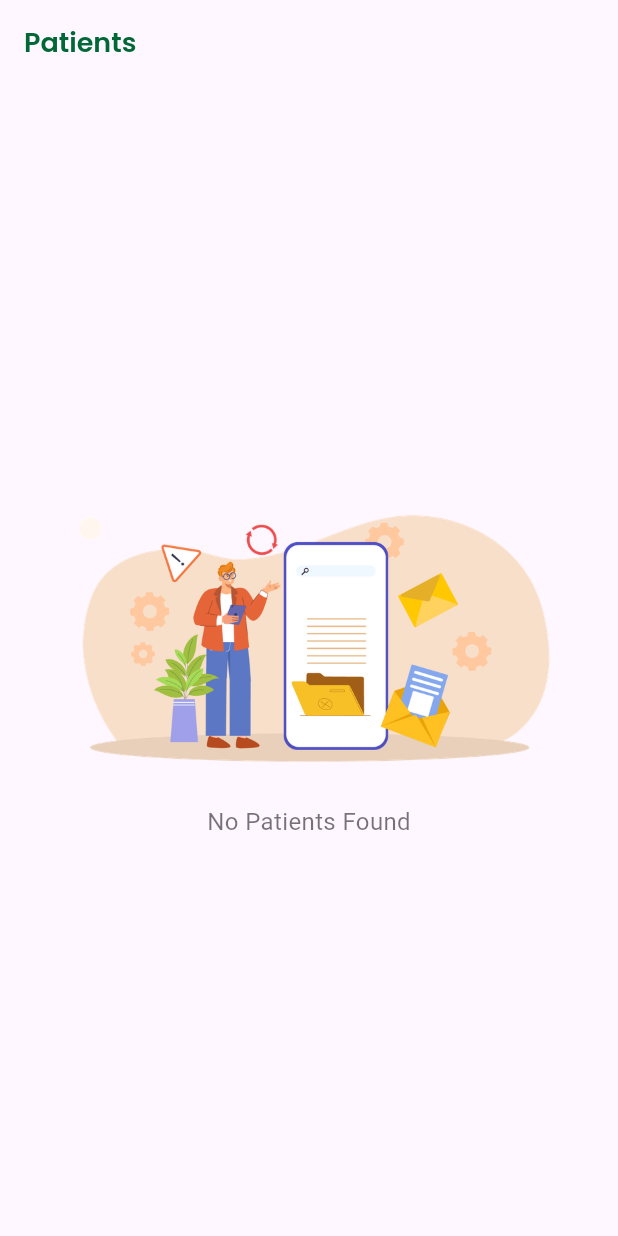
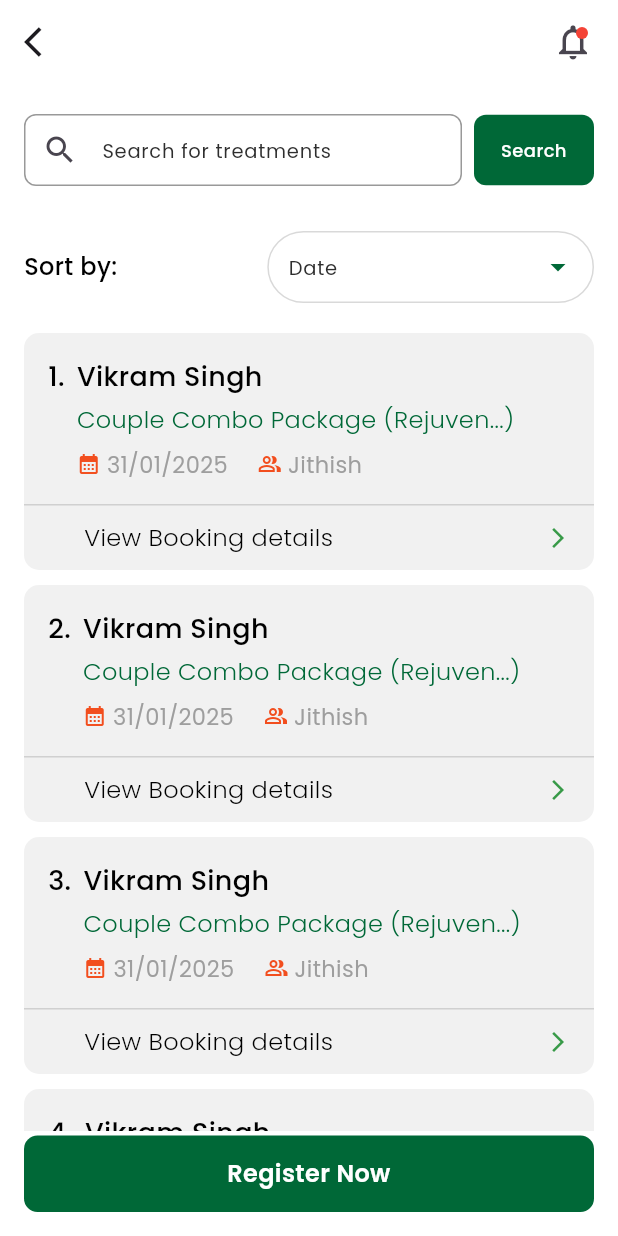
Before and after one commit to Jaseelamktgi/amritha_ayurvedha, a Flutter app: the screen it shows after launch, on a phone screen of 412 x 824 dp. Run offline on Flutter 3.47's test engine with Material 3 defaults, Android fonts, the phone set to English and light mode, and no system bars; our stand-ins replace dio, shared_preferences; network calls fail.

Commit message:
treatments models, api call, ui added

```diff
--- a/lib/data/models/patient_model.dart
+++ b/lib/data/models/patient_model.dart
@@ -1,17 +1,209 @@
+// import 'dart:convert';
+
+// PatientResponse patientResponseFromJson(String str) =>
+//     PatientResponse.fromJson(json.decode(str));
+
+// class PatientResponse {
+//   final bool? status;
+//   final String? message;
+//   final List<Patient>? patients;
+
+//   PatientResponse({this.status, this.message, this.patients});
+
+//   factory PatientResponse.fromJson(Map<String, dynamic> json) =>
+//       PatientResponse(
+//         status: json["status"] ?? false,
+//         message: json["message"] ?? "",
+//         patients: json["patient"] == null
+//             ? []
+//             : List<Patient>.from(
+//                 json["patient"].map((x) => Patient.fromJson(x)),
+//               ),
+//       );
+// }
+
+// class Patient {
+//   final int? id;
+//   final List<PatientDetails>? patientDetails;
+//   final Branch? branch;
+//   final String? user;
+//   final String? payment;
+//   final String? name;
+//   final String? phone;
+//   final String? address;
+//   final dynamic price;
+//   final num? totalAmount;
+//   final num? discountAmount;
+//   final num? advanceAmount;
+//   final num? balanceAmount;
+//   final String? dateNdTime;
+//   final bool? isActive;
+//   final String? createdAt;
+//   final String? updatedAt;
+
+//   Patient({
+//     this.id,
+//     this.patientDetails,
+//     this.branch,
+//     this.user,
+//     this.payment,
+//     this.name,
+//     this.phone,
+//     this.address,
+//     this.price,
+//     this.totalAmount,
+//     this.discountAmount,
+//     this.advanceAmount,
+//     this.balanceAmount,
+//     this.dateNdTime,
+//     this.isActive,
+//     this.createdAt,
+//     this.updatedAt,
+//   });
+
+//   factory Patient.fromJson(Map<String, dynamic> json) => Patient(
+//     id: json["id"] ?? 0,
+//     patientDetails: json["patientdetails_set"] == null
+//         ? []
+//         : List<PatientDetails>.from(
+//             json["patientdetails_set"].map((x) => PatientDetails.fromJson(x)),
+//           ),
+//     branch: json["branch"] != null ? Branch.fromJson(json["branch"]) : null,
+//     user: json["user"],
+//     payment: json["payment"],
+//     name: json["name"],
+//     phone: json["phone"],
+//     address: json["address"],
+//     price: json["price"],
+//     totalAmount: json["total_amount"],
+//     discountAmount: json["discount_amount"],
+//     advanceAmount: json["advance_amount"],
+//     balanceAmount: json["balance_amount"],
+//     dateNdTime: json["date_nd_time"],
+//     isActive: json["is_active"],
+//     createdAt: json["created_at"],
+//     updatedAt: json["updated_at"],
+//   );
+// }
+
+// class PatientDetails {
+//   final int? id;
+//   final dynamic male;
+//   final dynamic female;
+//   final int? patient;
+//   final int? treatment;
+//   final String? treatmentName;
+
+//   PatientDetails({
+//     this.id,
+//     this.male,
+//     this.female,
+//     this.patient,
+//     this.treatment,
+//     this.treatmentName,
+//   });
+
+//   factory PatientDetails.fromJson(Map<String, dynamic> json) => PatientDetails(
+//     id: json["id"] ?? 0,
+//     male: json["male"],
+//     female: json["female"],
+//     patient: json["patient"] ?? 0,
+//     treatment: json["treatment"],
+//     treatmentName: json["treatment_name"],
+//   );
+// }
+
+// class Branch {
+//   final int? id;
+//   final String? name;
+//   final int? patientsCount;
+//   final String? location;
+//   final String? phone;
+//   final String? mail;
+//   final String? address;
+//   final String? gst;
+//   final bool? isActive;
+
+//   Branch({
+//     this.id,
+//     this.name,
+//     this.patientsCount,
+//     this.location,
+//     this.phone,
+//     this.mail,
+//     this.address,
+//     this.gst,
+//     this.isActive,
+//   });
+
+//   factory Branch.fromJson(Map<String, dynamic> json) => Branch(
+//     id: json["id"] ?? 0,
+//     name: json["name"],
+//     patientsCount: json["patients_count"],
+//     location: json["location"],
+//     phone: json["phone"],
+//     mail: json["mail"],
+//     address: json["address"],
+//     gst: json["gst"],
+//     isActive: json["is_active"],
+//   );
+// }
+
+
+
 import 'dart:convert';
 
+/// -------------------- Branch (Shared) --------------------
+class Branch {
+  int? id;
+  String? name;
+  int? patientsCount;
+  String? location;
+  String? phone;
+  String? mail;
+  String? address;
+  String? gst;
+  bool? isActive;
+
+  Branch({
+    this.id,
+    this.name,
+    this.patientsCount,
+    this.location,
+    this.phone,
+    this.mail,
+    this.address,
+    this.gst,
+    this.isActive,
+  });
+
+  factory Branch.fromJson(Map<String, dynamic> json) => Branch(
+        id: json['id'] as int?,
+        name: json['name'] as String?,
+        patientsCount: json['patients_count'] as int?,
+        location: json['location'] as String?,
+        phone: json['phone'] as String?,
+        mail: json['mail'] as String?,
+        address: json['address'] as String?,
+        gst: json['gst'] as String?,
+        isActive: json['is_active'] as bool?,
+      );
+
+
+}
+
+/// -------------------- Patient Models --------------------
 PatientResponse patientResponseFromJson(String str) =>
     PatientResponse.fromJson(json.decode(str));
 
 class PatientResponse {
-  final bool? status;
-  final String? message;
-  final List<Patient>? patients;
+  bool? status;
+  String? message;
+  List<Patient>? patients;
 
   PatientResponse({this.status, this.message, this.patients});
 
-  factory PatientResponse.fromJson(Map<String, dynamic> json) =>
-      PatientResponse(
+  factory PatientResponse.fromJson(Map<String, dynamic> json) => PatientResponse(
         status: json["status"] ?? false,
         message: json["message"] ?? "",
         patients: json["patient"] == null
@@ -23,23 +215,23 @@ class PatientResponse {
 }
 
 class Patient {
-  final int? id;
-  final List<PatientDetails>? patientDetails;
-  final Branch? branch;
-  final String? user;
-  final String? payment;
-  final String? name;
-  final String? phone;
-  final String? address;
-  final dynamic price;
-  final num? totalAmount;
-  final num? discountAmount;
-  final num? advanceAmount;
-  final num? balanceAmount;
-  final String? dateNdTime;
-  final bool? isActive;
-  final String? createdAt;
-  final String? updatedAt;
+  int? id;
+  List<PatientDetails>? patientDetails;
+  Branch? branch;
+  String? user;
+  String? payment;
+  String? name;
+  String? phone;
+  String? address;
+  dynamic price;
+  num? totalAmount;
+  num? discountAmount;
+  num? advanceAmount;
+  num? balanceAmount;
+  String? dateNdTime;
+  bool? isActive;
+  String? createdAt;
+  String? updatedAt;
 
   Patient({
     this.id,
@@ -87,12 +279,12 @@ class Patient {
 }
 
 class PatientDetails {
-  final int? id;
-  final dynamic male;
-  final dynamic female;
-  final int? patient;
-  final int? treatment;
-  final String? treatmentName;
+  int? id;
+  dynamic male;
+  dynamic female;
+  int? patient;
+  int? treatment;
+  String? treatmentName;
 
   PatientDetails({
     this.id,
@@ -112,39 +304,3 @@ class PatientDetails {
         treatmentName: json["treatment_name"],
       );
 }
-
-class Branch {
-  final int? id;
-  final String? name;
-  final int? patientsCount;
-  final String? location;
-  final String? phone;
-  final String? mail;
-  final String? address;
-  final String? gst;
-  final bool? isActive;
-
-  Branch({
-    this.id,
-    this.name,
-    this.patientsCount,
-    this.location,
-    this.phone,
-    this.mail,
-    this.address,
-    this.gst,
-    this.isActive,
-  });
-
-  factory Branch.fromJson(Map<String, dynamic> json) => Branch(
-    id: json["id"] ?? 0,
-    name: json["name"],
-    patientsCount: json["patients_count"],
-    location: json["location"],
-    phone: json["phone"],
-    mail: json["mail"],
-    address: json["address"],
-    gst: json["gst"],
-    isActive: json["is_active"],
-  );
-}
--- /dev/null
+++ b/lib/data/models/treatment_model.dart
@@ -0,0 +1,60 @@
+import 'dart:convert';
+
+import 'package:amritha_ayurvedha/data/models/patient_model.dart';
+
+TreatmentResponse treatmentResponseFromJson(String str) =>
+    TreatmentResponse.fromJson(json.decode(str));
+
+class TreatmentResponse {
+  bool? status;
+  String? message;
+  List<Treatment>? treatments;
+
+  TreatmentResponse({this.status, this.message, this.treatments});
+
+  factory TreatmentResponse.fromJson(Map<String, dynamic> json) =>
+      TreatmentResponse(
+        status: json['status'] as bool?,
+        message: json['message'] as String?,
+        treatments: (json['treatments'] as List<dynamic>?)
+            ?.map((e) => Treatment.fromJson(e))
+            .toList(),
+      );
+}
+
+class Treatment {
+  int? id;
+  List<Branch>? branches;
+  String? name;
+  String? duration;
+  int? price;
+  bool? isActive;
+  String? createdAt;
+  String? updatedAt;
+
+  Treatment({
+    this.id,
+    this.branches,
+    this.name,
+    this.duration,
+    this.price,
+    this.isActive,
+    this.createdAt,
+    this.updatedAt,
+  });
+
+  factory Treatment.fromJson(Map<String, dynamic> json) => Treatment(
+    id: json['id'] as int?,
+    branches: (json['branches'] as List<dynamic>?)
+        ?.map((e) => Branch.fromJson(e))
+        .toList(),
+    name: json['name'] as String?,
+    duration: json['duration'] as String?,
+    price: json['price'] is int
+        ? json['price']
+        : int.tryParse(json['price'].toString()),
+    isActive: json['is_active'] as bool?,
+    createdAt: json['created_at'] as String?,
+    updatedAt: json['updated_at'] as String?,
+  );
+}
--- /dev/null
+++ b/lib/data/repositories/treatment_repository.dart
@@ -0,0 +1,36 @@
+import 'package:amritha_ayurvedha/core/api/api_paths.dart';
+import 'package:amritha_ayurvedha/core/api/api_service.dart';
+import 'package:amritha_ayurvedha/data/models/treatment_model.dart';
+
+abstract class TreatmentRepository {
+  Future<TreatmentResponse> fetchTreatments();
+}
+
+class TreatmentRepositoryImpl implements TreatmentRepository {
+  final ApiService apiService;
+
+  TreatmentRepositoryImpl({required this.apiService});
+
+  @override
+  Future<TreatmentResponse> fetchTreatments() async {
+    try {
+      final response = await apiService.get(ApiPaths.treatmentList);
+
+      if (response.statusCode == 200) {
+        return TreatmentResponse.fromJson(response.data);
+      } else {
+        return TreatmentResponse(
+          status: false,
+          message: "Failed to fetch treatments",
+          treatments: [],
+        );
+      }
+    } catch (e) {
+      return TreatmentResponse(
+        status: false,
+        message: "Error: $e",
+        treatments: [],
+      );
+    }
+  }
+}
--- a/lib/main.dart
+++ b/lib/main.dart
@@ -1,7 +1,9 @@
 import 'package:amritha_ayurvedha/core/api/api_service.dart';
 import 'package:amritha_ayurvedha/data/repositories/patient_repository.dart';
+import 'package:amritha_ayurvedha/data/repositories/treatment_repository.dart';
 import 'package:amritha_ayurvedha/presentation/providers/patient_provider.dart';
-import 'package:amritha_ayurvedha/presentation/screens/home_screen.dart';
+import 'package:amritha_ayurvedha/presentation/providers/treatment_provider.dart';
+import 'package:amritha_ayurvedha/presentation/screens/treatment_screen.dart';
 import 'package:flutter/material.dart';
 import 'package:provider/provider.dart';
 import 'presentation/providers/auth_provider.dart';
@@ -14,6 +16,13 @@
         ChangeNotifierProvider(
           create: (_) => PatientProvider(
             repository: PatientRepositoryImpl(apiService: ApiService.instance),
+          ),
+        ),
+        ChangeNotifierProvider(
+          create: (_) => TreatmentProvider(
+            repository: TreatmentRepositoryImpl(
+              apiService: ApiService.instance,
+            ),
           ),
         ),
       ],
@@ -31,7 +40,7 @@
       title: 'Amritha Ayurvedha',
       debugShowCheckedModeBanner: false,
       theme: ThemeData(primarySwatch: Colors.green),
-      home: const HomeScreen(),
+      home: const TreatmentScreen(),
     );
   }
 }
--- /dev/null
+++ b/lib/presentation/providers/treatment_provider.dart
@@ -0,0 +1,35 @@
+import 'package:flutter/material.dart';
+import 'package:amritha_ayurvedha/data/models/treatment_model.dart';
+import 'package:amritha_ayurvedha/data/repositories/treatment_repository.dart';
+
+class TreatmentProvider with ChangeNotifier {
+  final TreatmentRepository repository;
+
+  TreatmentProvider({required this.repository});
+
+  bool _isLoading = false;
+  List<Treatment> _treatments = [];
+  String? _errorMessage;
+
+  bool get isLoading => _isLoading;
+  List<Treatment> get treatments => _treatments;
+  String? get errorMessage => _errorMessage;
+
+  Future<void> fetchTreatments() async {
+    _isLoading = true;
+    _errorMessage = null;
+    notifyListeners();
+
+    final result = await repository.fetchTreatments();
+
+    if (result.status == true) {
+      _treatments = result.treatments ?? [];
+    } else {
+      _treatments = [];
+      _errorMessage = result.message;
+    }
+
+    _isLoading = false;
+    notifyListeners();
+  }
+}
--- /dev/null
+++ b/lib/presentation/screens/treatment_screen.dart
@@ -0,0 +1,271 @@
+import 'package:amritha_ayurvedha/core/constants/font_strings.dart';
+import 'package:amritha_ayurvedha/core/extensions/margin_extn.dart';
+import 'package:amritha_ayurvedha/presentation/providers/treatment_provider.dart';
+import 'package:amritha_ayurvedha/presentation/widgets/app_button.dart';
+import 'package:amritha_ayurvedha/presentation/widgets/app_text.dart';
+import 'package:amritha_ayurvedha/presentation/widgets/app_textfiled.dart';
+import 'package:flutter/material.dart';
+import 'package:provider/provider.dart';
+
+class TreatmentScreen extends StatelessWidget {
+  const TreatmentScreen({super.key});
+
+  @override
+  Widget build(BuildContext context) {
+    Future.microtask(() => context.read<TreatmentProvider>().fetchTreatments());
+    final bookings = List.generate(
+      10,
+      (index) => {
+        "name": "Vikram Singh",
+        "package": "Couple Combo Package (Rejuven...)",
+        "date": "31/01/2025",
+        "person": "Jithish",
+      },
+    );
+
+    return Scaffold(
+      backgroundColor: Colors.white,
+      appBar: AppBar(
+        backgroundColor: Colors.white,
+        leading: GestureDetector(
+          onTap: () {
+            Navigator.pop(context);
+          },
+          child: Icon(Icons.arrow_back_ios, size: 24),
+        ),
+        actions: [
+          Padding(
+            padding: const EdgeInsets.only(right: 16.0),
+            child: Stack(
+              clipBehavior: Clip.none,
+              children: [
+                GestureDetector(
+                  onTap: () {},
+                  child: Icon(Icons.notifications_outlined, size: 28),
+                ),
+                Positioned(
+                  top: 4,
+                  right: 4,
+                  child: Container(
+                    width: 8,
+                    height: 8,
+                    decoration: BoxDecoration(
+                      color: Colors.red,
+                      shape: BoxShape.circle,
+                    ),
+                  ),
+                ),
+              ],
+            ),
+          ),
+        ],
+      ),
+
+      body: SafeArea(
+        child: Stack(
+          children: [
+            Padding(
+              padding: const EdgeInsets.only(bottom: 70),
+              child: ListView(
+                padding: const EdgeInsets.symmetric(
+                  horizontal: 16,
+                  vertical: 20,
+                ),
+                children: [
+                  Column(
+                    children: [
+                      Row(
+                        children: [
+                          Expanded(
+                            child: AppTextField(
+                              hintText: 'Search for treatments',
+                              fillColor: Colors.white,
+                              prefix: Icon(Icons.search_outlined),
+                              borderColor: Colors.black.withValues(alpha: .4),
+                            ),
+                          ),
+                          8.wBox,
+                          AppButton(
+                            btntext: 'Search',
+                            width: 80,
+                            verticalPadding: 11,
+                            radius: 8,
+                            textSize: 12,
+                            family: poppins500,
+                            bgColor: const Color(0xFF006837),
+                            color: Colors.white,
+                            onTap: () {},
+                          ),
+                        ],
+                      ),
+                      30.hBox,
+                      Row(
+                        children: [
+                          AppText('Sort by:', size: 16, family: poppins500),
+                          100.wBox,
+                          Expanded(
+                            child: AppTextField(
+                              hintText: 'Date',
+                              radius: 33,
+                              fillColor: Colors.white,
+                              suffix: GestureDetector(
+                                onTap: () {},
+                                child: const Icon(
+                                  Icons.arrow_drop_down,
+                                  color: Color(0xFF006837),
+                                ),
+                              ),
+                            ),
+                          ),
+                        ],
+                      ),
+                      20.hBox,
+                    ],
+                  ),
+
+                  ...bookings.map((booking) {
+                    final index = bookings.indexOf(booking);
+                    return Column(
+                      children: [
+                        Container(
+                          decoration: BoxDecoration(
+                            color: Color(0xffF1F1F1),
+                            borderRadius: BorderRadius.circular(10),
+                          ),
+                          child: Column(
+                            crossAxisAlignment: CrossAxisAlignment.start,
+                            children: [
+                              Padding(
+                                padding: const EdgeInsets.all(16),
+                                child: Row(
+                                  crossAxisAlignment: CrossAxisAlignment.start,
+                                  children: [
+                                    AppText(
+                                      '${index + 1}.',
+                                      size: 18,
+                                      family: poppins500,
+                                    ),
+                                    8.wBox,
+                                    Expanded(
+                                      child: Column(
+                                        crossAxisAlignment:
+                                            CrossAxisAlignment.start,
+                                        children: [
+                                          AppText(
+                                            booking['name']!,
+                                            size: 18,
+                                            family: poppins500,
+                                          ),
+                                          4.hBox,
+                                          AppText(
+                                            booking['package']!,
+                                            size: 16,
+                                            family: poppins300,
+                                            color: const Color(0xFF006837),
+                                          ),
+                                          8.hBox,
+                                          Row(
+                                            children: [
+                                              Row(
+                                                children: [
+                                                  Icon(
+                                                    Icons.calendar_month,
+                                                    color: Color(0xffF24E1E),
+                                                    size: 16,
+                                                  ),
+                                                  4.wBox,
+                                                  AppText(
+                                                    booking['date']!,
+                                                    color: Colors.grey,
+                                                    size: 15,
+                                                  ),
+                                                ],
+                                              ),
+                                              20.wBox,
+                                              Row(
+                                                children: [
+                                                  Icon(
+                                                    Icons.people_alt_outlined,
+                                                    color: Color(0xffF24E1E),
+                                                    size: 16,
+                                                  ),
+                                                  4.wBox,
+                                                  AppText(
+                                                    booking['person']!,
+                                                    color: Colors.grey,
+                                                    size: 15,
+                                                  ),
+                                                ],
+                                              ),
+                                            ],
+                                          ),
+                                        ],
+                                      ),
+                                    ),
+                                  ],
+                                ),
+                              ),
+
+                              Divider(
+                                color: Colors.grey.withValues(alpha: .4),
+                                thickness: 1,
+                                height: 1,
+                              ),
+
+                              Padding(
+                                padding: const EdgeInsets.only(
+                                  right: 16,
+                                  top: 10,
+                                  bottom: 10,
+                                  left: 40,
+                                ),
+                                child: Row(
+                                  mainAxisAlignment:
+                                      MainAxisAlignment.spaceBetween,
+                                  children: [
+                                    AppText(
+                                      'View Booking details',
+                                      size: 16,
+                                      family: poppins300,
+                                    ),
+                                    Icon(
+                                      Icons.arrow_forward_ios,
+                                      size: 16,
+                                      color: const Color(0xFF389A48),
+                                    ),
+                                  ],
+                                ),
+                              ),
+                            ],
+                          ),
+                        ),
+                        10.hBox,
+                      ],
+                    );
+                  }).toList(),
+                ],
+              ),
+            ),
+
+            Positioned(
+              left: 0,
+              right: 0,
+              bottom: 0,
+              child: Padding(
+                padding: const EdgeInsets.all(16.0),
+                child: AppButton(
+                  btntext: 'Register Now',
+                  verticalPadding: 10,
+                  radius: 9,
+                  bgColor: const Color(0xFF006837),
+                  color: Colors.white,
+                  onTap: () {},
+                ),
+              ),
+            ),
+          ],
+        ),
+      ),
+    );
+  }
+}
```
Lines whose indentation alone changed are shown as unchanged.
